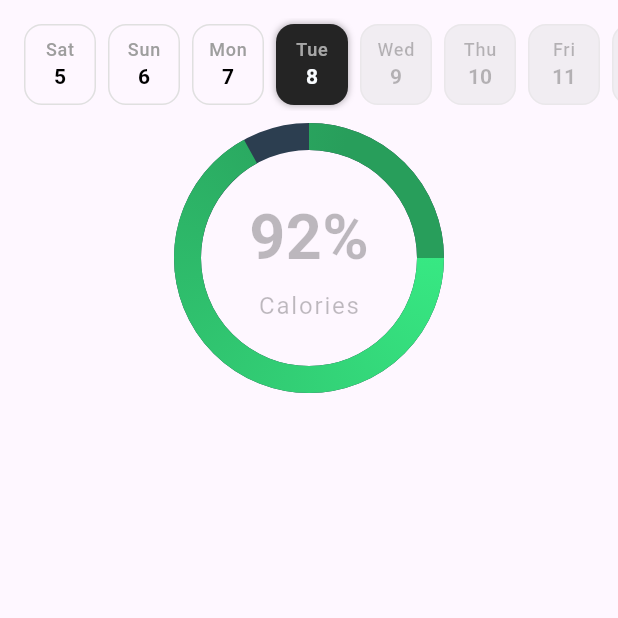
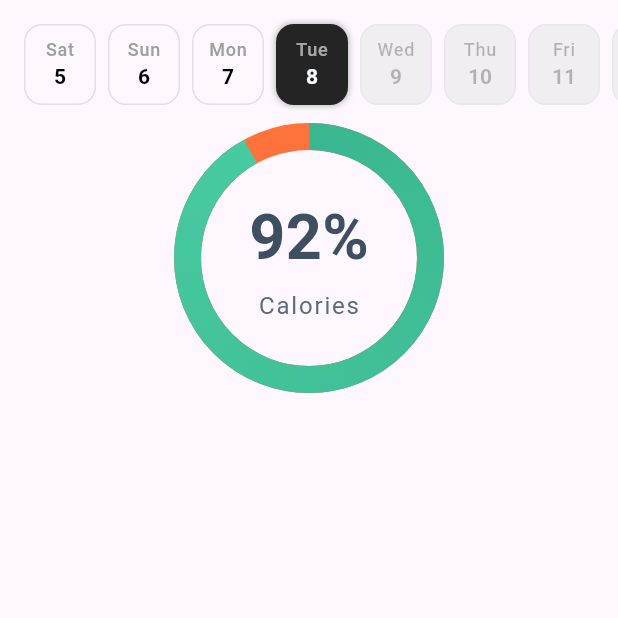
Before and after one commit to hamidjalili59/zest, a Flutter app: the HomePage screen opened by its route, on a phone screen of 412 x 824 dp, the top half of it. Run offline on Flutter 3.47's test engine with Material 3 defaults, Android fonts, the light colour scheme and no system bars; our stand-ins replace dio, drift, drift_flutter, equatable, flutter_svg, freezed_annotation and 6 more; missing offline and left inert: dio_smart_retry; accounts and stored records are empty; generated files the repository leaves out were written again.

Commit message:
chore: fix radial chart colors

```diff
--- a/lib/src/features/home/presentation/widgets/calorie_chart.dart
+++ b/lib/src/features/home/presentation/widgets/calorie_chart.dart
@@ -1,28 +1,23 @@
-import 'dart:math';
+import 'dart:math' show pi;
 
 import 'package:flutter/material.dart';
 
 class RadialProgressChart extends StatelessWidget {
   final double progress;
-
   final double size;
-
   final double strokeWidth;
-
   final Paint progressPaint;
-
-  final Color trackColor;
-
+  final Paint trackPaint;
   final Widget centerWidget;
 
   const RadialProgressChart({
     super.key,
     required this.progress,
     required this.centerWidget,
+    required this.progressPaint,
+    required this.trackPaint,
     this.size = 180.0,
     this.strokeWidth = 15.0,
-    required this.progressPaint,
-    this.trackColor = Colors.black26,
   });
 
   @override
@@ -38,7 +33,7 @@ class RadialProgressChart extends StatelessWidget {
               progress: progress,
               strokeWidth: strokeWidth,
               progressPaint: progressPaint,
-              trackColor: trackColor,
+              trackPaint: trackPaint,
             ),
           ),
         ),
@@ -52,23 +47,17 @@ class _RadialChartPainter extends CustomPainter {
   final double progress;
   final double strokeWidth;
   final Paint progressPaint;
-  final Color trackColor;
+  final Paint trackPaint;
 
   _RadialChartPainter({
     required this.progress,
     required this.strokeWidth,
     required this.progressPaint,
-    required this.trackColor,
+    required this.trackPaint,
   });
 
   @override
   void paint(Canvas canvas, Size size) {
-    final trackPaint = Paint()
-      ..color = trackColor
-      ..strokeWidth = strokeWidth
-      ..style = PaintingStyle.stroke
-      ..strokeCap = StrokeCap.round;
-
     final center = Offset(size.width / 2, size.height / 2);
     final radius = (size.width - strokeWidth) / 2;
     const startAngle = -pi / 2;
@@ -96,6 +85,6 @@ class _RadialChartPainter extends CustomPainter {
     return progress != oldDelegate.progress ||
         strokeWidth != oldDelegate.strokeWidth ||
         progressPaint != oldDelegate.progressPaint ||
-        trackColor != oldDelegate.trackColor;
+        trackPaint != oldDelegate.trackPaint;
   }
 }
--- a/lib/src/features/home/presentation/widgets/home_day_details_widget.dart
+++ b/lib/src/features/home/presentation/widgets/home_day_details_widget.dart
@@ -1,4 +1,5 @@
 import 'dart:math' show pi;
+
 import 'package:flutter/material.dart';
 import 'package:zest/src/features/home/presentation/widgets/calorie_chart.dart';
 
@@ -26,27 +27,38 @@ class CalorieCounter extends StatefulWidget {
 class _CalorieCounterState extends State<CalorieCounter> {
   @override
   Widget build(BuildContext context) {
-    const progress = 0.92;
+    const double progress = 0.92;
+    const double size = 180.0;
+    const double strokeWidth = 18.0;
+    final radius = (size - strokeWidth) / 2;
+    final center = Offset(size / 2, size / 2);
+
+    const rotationAngle = -pi / 2;
+
+    final trackPaint = Paint()
+      ..shader = const SweepGradient(
+        colors: [Color(0xFFFE6D32), Color(0xFFFF723C)],
+        transform: GradientRotation(rotationAngle),
+      ).createShader(Rect.fromCircle(center: center, radius: radius))
+      ..strokeWidth = strokeWidth
+      ..style = PaintingStyle.stroke
+      ..strokeCap = StrokeCap.round;
+
+    final progressPaint = Paint()
+      ..shader = const SweepGradient(
+        colors: [Color(0xFF3AB791), Color(0xFF48CBA3)],
+        transform: GradientRotation(rotationAngle),
+      ).createShader(Rect.fromCircle(center: center, radius: radius))
+      ..strokeWidth = strokeWidth
+      ..style = PaintingStyle.stroke
+      ..strokeCap = StrokeCap.butt;
+
     return RadialProgressChart(
       progress: progress,
-      size: 180,
-      strokeWidth: 18,
-      progressPaint: Paint()
-        ..shader =
-            const SweepGradient(
-              colors: [Color(0xFF3cff8f), Color(0xFF289e5b)],
-              startAngle: -pi / 2,
-              endAngle: (2 * pi) * 0.8,
-            ).createShader(
-              Rect.fromCircle(
-                center: const Offset(90, 90),
-                radius: (180 - 18) / 2,
-              ),
-            )
-        ..strokeWidth = 18
-        ..style = PaintingStyle.stroke
-        ..strokeCap = StrokeCap.butt,
-      trackColor: const Color(0xFF2c3e50),
+      size: size,
+      strokeWidth: strokeWidth,
+      progressPaint: progressPaint,
+      trackPaint: trackPaint,
       centerWidget: Column(
         mainAxisAlignment: MainAxisAlignment.center,
         children: [
@@ -55,7 +67,7 @@ class _CalorieCounterState extends State<CalorieCounter> {
             style: const TextStyle(
               fontSize: 42,
               fontWeight: FontWeight.bold,
-              color: Colors.black26,
+              color: Color(0xFF3D4F61),
             ),
           ),
           const SizedBox(height: 4),
@@ -63,7 +75,7 @@ class _CalorieCounterState extends State<CalorieCounter> {
             'Calories',
             style: TextStyle(
               fontSize: 16,
-              color: Colors.black26,
+              color: Color(0xFF5A6B7B),
               letterSpacing: 1.2,
             ),
           ),
@@ -72,12 +84,3 @@ class _CalorieCounterState extends State<CalorieCounter> {
     );
   }
 }
-
-class ChartData {
-  final int y;
-  final int x;
-  final String text;
-  final Color color;
-
-  ChartData(this.y, this.x, this.text, this.color);
-}
```
